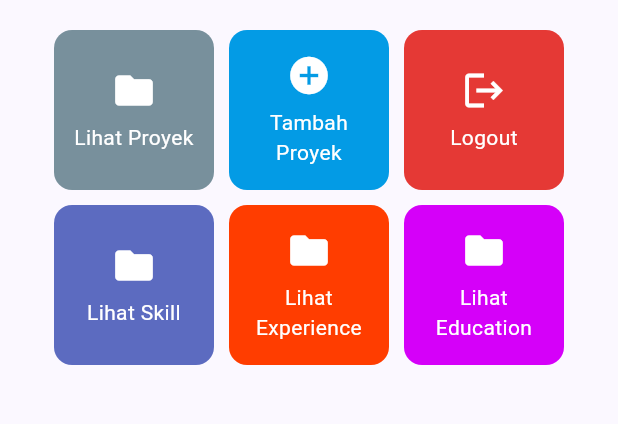
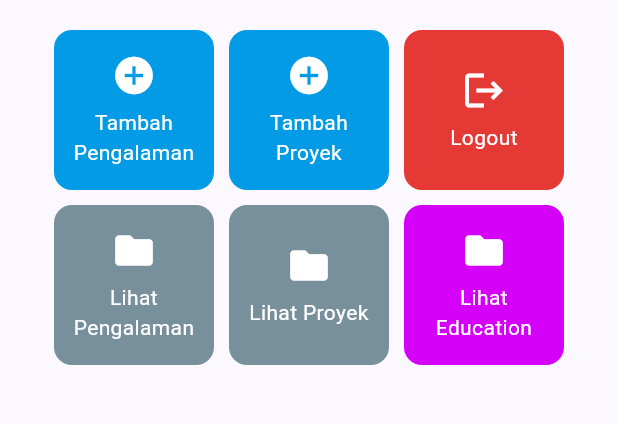
Before and after one commit to fayyadmmadani/myportofolio_mobile, a Flutter app: the screen it shows after launch, in the side drawer, after a tap on "Home", on a phone screen of 412 x 824 dp, the part 591-1015 px from its top. Run offline on Flutter 3.47's test engine with Material 3 defaults, Android fonts, the phone set to English and light mode, and no system bars.

Commit message:
feat(experience): add navigation for experience module in home menu and drawer

```diff
--- a/lib/screens/menu.dart
+++ b/lib/screens/menu.dart
@@ -10,15 +10,11 @@ class MyHomePage extends StatelessWidget {
   final String kelas = "PBP A";
 
   final List<ItemHomepage> items = [
-    ItemHomepage("Lihat Proyek", Icons.folder, Colors.blueGrey.shade400),
+    ItemHomepage("Tambah Pengalaman", Icons.add_circle, Colors.lightBlue.shade600),
     ItemHomepage("Tambah Proyek", Icons.add_circle, Colors.lightBlue.shade600),
     ItemHomepage("Logout", Icons.logout, Colors.red.shade600),
-    ItemHomepage("Lihat Skill", Icons.folder, Colors.indigo.shade400),
-    ItemHomepage(
-      "Lihat Experience",
-      Icons.folder,
-      Colors.deepOrangeAccent.shade400,
-    ),
+    ItemHomepage("Lihat Pengalaman", Icons.folder, Colors.blueGrey.shade400),
+    ItemHomepage("Lihat Proyek", Icons.folder, Colors.blueGrey.shade400),
     ItemHomepage("Lihat Education", Icons.folder, Colors.purpleAccent.shade400),
   ];
 
--- a/lib/widgets/left_drawer.dart
+++ b/lib/widgets/left_drawer.dart
@@ -1,6 +1,7 @@
 import 'package:flutter/material.dart';
 import 'package:myportofolio_mobile/screens/menu.dart';
 import 'package:myportofolio_mobile/screens/project_form.dart';
+import 'package:myportofolio_mobile/screens/experience_form.dart';
 
 class LeftDrawer extends StatelessWidget {
   const LeftDrawer({super.key});
@@ -55,6 +56,19 @@ class LeftDrawer extends StatelessWidget {
               );
             }, // Placeholder dulu, akan dihubungkan di Tahap 2
           ),
+          // Navigasi Add Experience
+          ListTile(
+            leading: Icon(Icons.post_add),
+            title: Text('Add Experience'),
+            onTap: () {
+              Navigator.pushReplacement(
+                context,
+                MaterialPageRoute(
+                  builder: (context) => const ExperienceFormPage(),
+                ),
+              );
+            }, // Placeholder dulu, akan dihubungkan di Tahap 2
+          ),
         ],
       ),
     );
--- a/lib/widgets/project_card.dart
+++ b/lib/widgets/project_card.dart
@@ -1,6 +1,7 @@
 import 'package:flutter/material.dart';
 import 'package:myportofolio_mobile/screens/menu.dart';
 import 'package:myportofolio_mobile/screens/project_form.dart';
+import 'package:myportofolio_mobile/screens/experience_form.dart';
 
 class ItemCard extends StatelessWidget {
   final ItemHomepage item;
@@ -30,6 +31,13 @@ class ItemCard extends StatelessWidget {
               MaterialPageRoute(builder: (context) => const ProjectFormPage()),
             );
           }
+
+          if (item.name == "Tambah Pengalaman") {
+            Navigator.push(
+              context,
+              MaterialPageRoute(builder: (context) => const ExperienceFormPage()),
+            );
+          }
         },
         child: Container(
           padding: const EdgeInsets.all(8),
```
